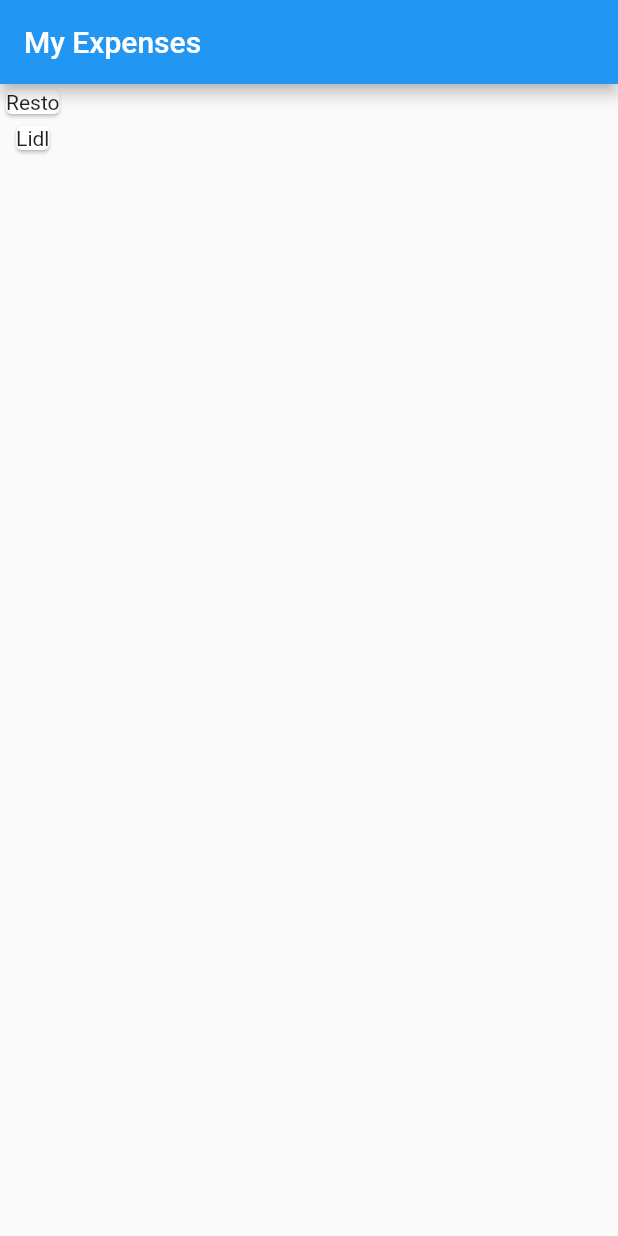
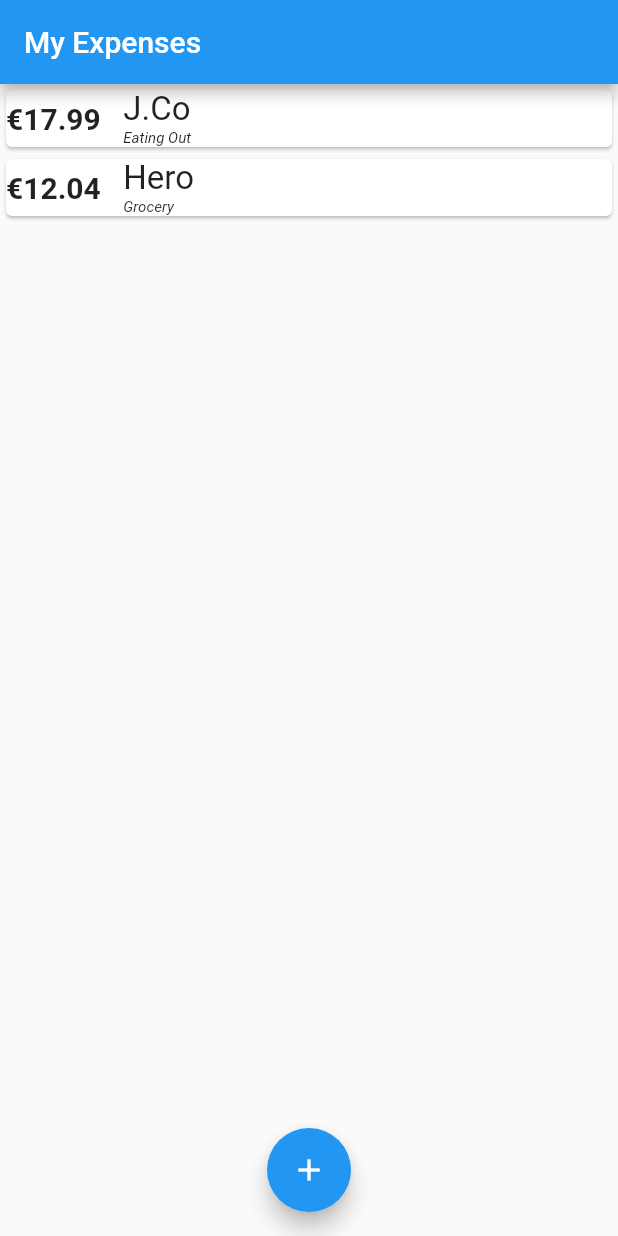
Before and after one commit to viqizevic/myyekspehnzes, a Flutter app: the screen it shows after launch, on a phone screen of 412 x 824 dp. Run offline on Flutter 3.47's test engine with Material 2 defaults, Android fonts, the phone set to English and light mode, and no system bars.

Commit message:
Add transaction item component

```diff
--- /dev/null
+++ b/lib/components/transaction_item.dart
@@ -0,0 +1,49 @@
+import 'package:flutter/material.dart';
+import 'package:myy_expenses/constants.dart';
+
+class TransactionItem extends StatefulWidget {
+  TransactionItem({this.title, this.amount, this.category});
+
+  final String title;
+  final String amount;
+  final String category;
+
+  @override
+  _TransactionItemState createState() => _TransactionItemState();
+}
+
+class _TransactionItemState extends State<TransactionItem> {
+  @override
+  Widget build(BuildContext context) {
+    return Card(
+      child: Container(
+        child: Row(
+          children: <Widget>[
+            Text(
+              widget.amount,
+              style: kTransactionTitleAmountStyle,
+            ),
+            SizedBox(
+              width: 15.0,
+            ),
+            Expanded(
+              child: Column(
+                crossAxisAlignment: CrossAxisAlignment.start,
+                children: <Widget>[
+                  Text(
+                    widget.title,
+                    style: kTransactionTitleTextStyle,
+                  ),
+                  Text(
+                    widget.category,
+                    style: kTransactionCategoryTextStyle,
+                  ),
+                ],
+              ),
+            ),
+          ],
+        ),
+      ),
+    );
+  }
+}
--- /dev/null
+++ b/lib/constants.dart
@@ -0,0 +1,15 @@
+import 'package:flutter/material.dart';
+
+const kTransactionTitleAmountStyle = TextStyle(
+  fontSize: 20.0,
+  fontWeight: FontWeight.bold,
+);
+
+const kTransactionTitleTextStyle = TextStyle(
+  fontSize: 22.0,
+);
+
+const kTransactionCategoryTextStyle = TextStyle(
+  fontSize: 10.0,
+  fontStyle: FontStyle.italic,
+);
--- a/lib/main.dart
+++ b/lib/main.dart
@@ -1,5 +1,7 @@
 import 'package:flutter/material.dart';
-import 'model/transaction.dart';
+import 'models/transaction.dart';
+import 'components/transaction_item.dart';
+import 'components/new_transaction_form.dart';
 
 void main() => runApp(MyApp());
 
@@ -21,19 +23,32 @@ class MyHomePage extends StatelessWidget {
   final List<Transaction> transactions = [
     Transaction(
       id: 't1',
-      title: 'Resto',
+      title: 'J.Co',
       amount: 17.99,
       date: DateTime.now(),
       category: 'Eating Out',
     ),
     Transaction(
       id: 't2',
-      title: 'Lidl',
+      title: 'Hero',
       amount: 12.04,
       date: DateTime.now(),
       category: 'Grocery',
     ),
   ];
+
+  void _startAddNewTransaction(BuildContext ctx) {
+    showModalBottomSheet(
+      context: ctx,
+      builder: (_) {
+        return GestureDetector(
+          onTap: () {},
+          child: NewTransactionForm(),
+          behavior: HitTestBehavior.opaque,
+        );
+      },
+    );
+  }
 
   @override
   Widget build(BuildContext context) {
@@ -44,12 +59,19 @@ class MyHomePage extends StatelessWidget {
       body: Container(
         child: Column(
           children: transactions.map((tx) {
-            return Card(
-              child: Text(tx.title),
+            return TransactionItem(
+              title: tx.title,
+              amount: '€${tx.amount.toStringAsFixed(2)}',
+              category: tx.category,
             );
           }).toList(),
         ),
       ),
+      floatingActionButtonLocation: FloatingActionButtonLocation.centerFloat,
+      floatingActionButton: FloatingActionButton(
+        child: Icon(Icons.add),
+        onPressed: () => _startAddNewTransaction(context),
+      ),
     );
   }
 }
```
Also changed, not shown: lib/components/new_transaction_form.dart (added, +32 -0 lines), lib/models/transaction.dart (renamed from lib/model/transaction.dart), pubspec.lock (added), 53 other files.
